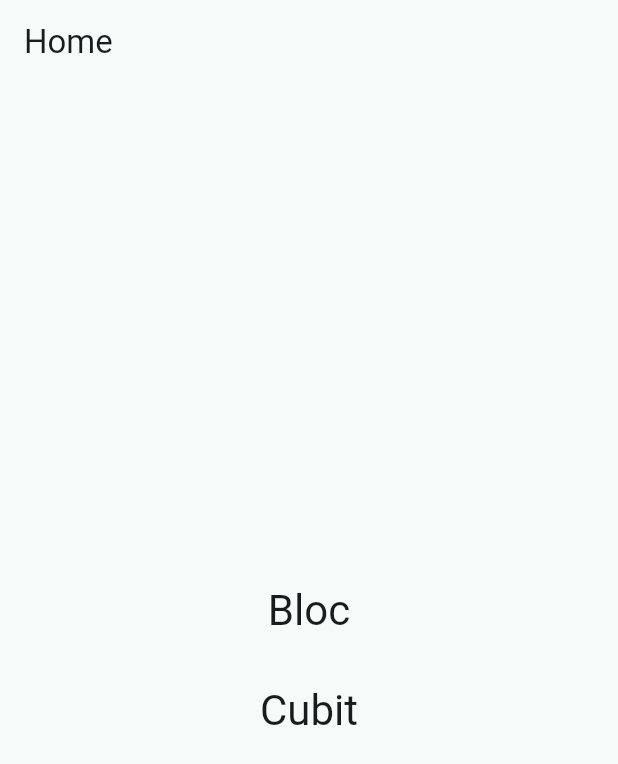
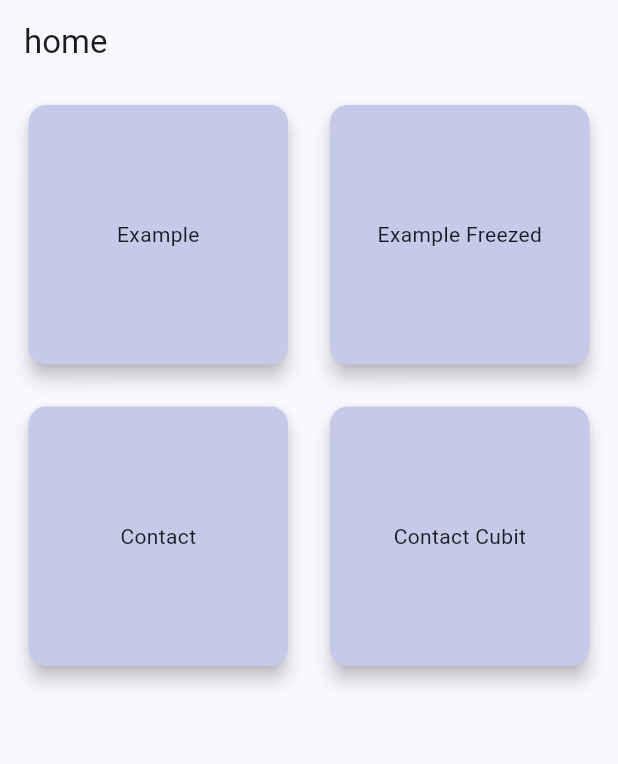
Before and after one commit to RFBruno/flutter-contact-bloc, a Flutter app: the screen it shows after launch, on a phone screen of 412 x 824 dp. Shown: the top 764 px of the screen. Run offline on Flutter 3.47's test engine with Material 2 defaults, Android fonts, the phone set to English and light mode, and no system bars; our stand-ins replace bloc, equatable, flutter_bloc.

Commit message:
contact example

```diff
--- a/lib/page_bloc/counter_bloc_page.dart
+++ b/lib/example_bloc_cubit/page_bloc/counter_bloc_page.dart
@@ -1,6 +1,7 @@
 import 'package:flutter/material.dart';
 import 'package:flutter_bloc/flutter_bloc.dart';
-import 'package:flutter_counter_bloc/page_bloc/bloc/counter_bloc.dart';
+import 'package:flutter_counter_bloc/example_bloc_cubit/page_bloc/bloc/counter_bloc.dart';
+
 
 class CounterBlocPage extends StatelessWidget {
   const CounterBlocPage({super.key});
--- a/lib/page_cubit/counter_cubit_page.dart
+++ b/lib/example_bloc_cubit/page_cubit/counter_cubit_page.dart
@@ -1,7 +1,7 @@
 import 'package:flutter/material.dart';
 import 'package:flutter_bloc/flutter_bloc.dart';
-import 'package:flutter_counter_bloc/page_cubit/counter_cubit_page.dart';
-import 'package:flutter_counter_bloc/page_cubit/cubit/counter_cubit.dart';
+import 'package:flutter_counter_bloc/example_bloc_cubit/page_cubit/cubit/counter_cubit.dart';
+
 
 class CounterCubitPage extends StatelessWidget {
   const CounterCubitPage({super.key});
--- /dev/null
+++ b/lib/features/bloc_example/bloc/example_bloc.dart
@@ -0,0 +1,28 @@
+import 'dart:async';
+
+import 'package:flutter/foundation.dart';
+import 'package:flutter_bloc/flutter_bloc.dart';
+
+part 'example_event.dart';
+part 'example_state.dart';
+
+class ExampleBloc  extends Bloc<ExampleEvent, ExampleState>{
+
+  ExampleBloc(): super(ExampleStateInitial()){
+    on<ExampleFindNameEvent>(_findNames);
+  }
+
+
+  FutureOr<void> _findNames(ExampleEvent event, Emitter<ExampleState> emit) async{
+    final names = [
+      'Rodrigo Rahman',
+      'Academia do Flutter',
+      'Flutter',
+      'Dart',
+      'Flutter Bloc',
+      'Bruno Rafael'
+    ];
+
+    emit(ExampleStateData(names: names));
+  }
+}
--- /dev/null
+++ b/lib/features/bloc_example/bloc/example_event.dart
@@ -0,0 +1,8 @@
+part of 'example_bloc.dart';
+
+abstract class ExampleEvent {
+}
+
+class ExampleFindNameEvent extends ExampleEvent {}
+class ExampleAddNameEvent extends ExampleEvent {}
+class ExampleRemoveNameEvent extends ExampleEvent {}
--- /dev/null
+++ b/lib/features/bloc_example/bloc/example_state.dart
@@ -0,0 +1,14 @@
+part of 'example_bloc.dart';
+
+@immutable
+abstract class ExampleState {}
+
+class ExampleStateInitial extends ExampleState {}
+
+class ExampleStateData extends ExampleState {
+  final List<String> names;
+
+  ExampleStateData({
+    required this.names,
+  });
+}
--- /dev/null
+++ b/lib/home/home_page.dart
@@ -0,0 +1,44 @@
+import 'package:flutter/material.dart';
+
+class HomePage extends StatelessWidget {
+  const HomePage({super.key});
+
+  @override
+  Widget build(BuildContext context) {
+    return Scaffold(
+      appBar: AppBar(
+        title: const Text('home'),
+      ),
+      body: Center(
+        child: GridView.count(
+          crossAxisCount: 2,
+          mainAxisSpacing: 20,
+          crossAxisSpacing: 20,
+          padding: const EdgeInsets.symmetric(vertical: 10, horizontal: 15),
+          children: [
+            _cardButton(context, 'Example', '/bloc/example'),
+            _cardButton(context, 'Example Freezed', '/bloc/example'),
+            _cardButton(context, 'Contact', '/bloc/example'),
+            _cardButton(context, 'Contact Cubit', '/bloc/example'),
+          ],
+        ),
+      ),
+    );
+  }
+
+  InkWell _cardButton(BuildContext context, label, route) {
+    return InkWell(
+      borderRadius: BorderRadius.circular(10),
+      onTap: () {
+        Navigator.of(context).pushNamed(route);
+      },
+      child: Card(
+        color: Colors.indigo.shade100,
+        elevation: 5,
+        child: Center(
+          child: Text(label),
+        ),
+      ),
+    );
+  }
+}
--- a/lib/main.dart
+++ b/lib/main.dart
@@ -1,11 +1,8 @@
 import 'package:flutter/material.dart';
-import 'package:flutter_counter_bloc/home_page.dart';
-import 'package:flutter_counter_bloc/page_bloc/bloc/counter_bloc.dart';
-import 'package:flutter_counter_bloc/page_bloc/counter_bloc_page.dart';
 import 'package:flutter_bloc/flutter_bloc.dart';
-import 'package:flutter_counter_bloc/page_cubit/counter_cubit_page.dart';
-import 'package:flutter_counter_bloc/page_cubit/cubit/counter_cubit.dart';
-
+import 'package:flutter_counter_bloc/home/home_page.dart';
+import 'package:flutter_counter_bloc/features/bloc_example/bloc/example_bloc.dart';
+import 'package:flutter_counter_bloc/features/bloc_example/bloc_example.dart';
 void main() {
   runApp(const MyApp());
 }
@@ -20,20 +17,16 @@ class MyApp extends StatelessWidget {
       title: 'Flutter Demo',
       theme: ThemeData(
         colorScheme: ColorScheme.fromSeed(
-          seedColor: Colors.teal.shade300,
+          seedColor: Colors.blue.shade900,
         ),
         useMaterial3: true,
       ),
-      home: const HomePage(),
       routes: {
-        '/bloc': (_) => BlocProvider(
-              create: (_) => CounterBloc(),
-              child: const CounterBlocPage(),
-            ),
-        '/cubit': (_) => BlocProvider(
-              create: (_) => CounterCubit(),
-              child: const CounterCubitPage(),
-            )
+        '/' : (_) => const HomePage(),
+        '/bloc/example': (_) => BlocProvider(
+          create: (_) => ExampleBloc()..add(ExampleFindNameEvent()),
+          child: const BlocExample(),
+        )
       },
     );
   }
```
Also changed, not shown: lib/example_bloc_cubit/main.dart (added, +41 -0 lines), lib/features/bloc_example/bloc_example.dart (added, +38 -0 lines), lib/example_bloc_cubit/home_page.dart (renamed from lib/home_page.dart), lib/example_bloc_cubit/page_bloc/bloc/counter_bloc.dart (renamed from lib/page_bloc/bloc/counter_bloc.dart), lib/example_bloc_cubit/page_bloc/bloc/counter_event.dart (renamed from lib/page_bloc/bloc/counter_event.dart), lib/example_bloc_cubit/page_bloc/bloc/counter_state.dart (renamed from lib/page_bloc/bloc/counter_state.dart), lib/example_bloc_cubit/page_cubit/cubit/counter_cubit.dart (renamed from lib/page_cubit/cubit/counter_cubit.dart), lib/example_bloc_cubit/page_cubit/cubit/counter_state.dart (renamed from lib/page_cubit/cubit/counter_state.dart).
